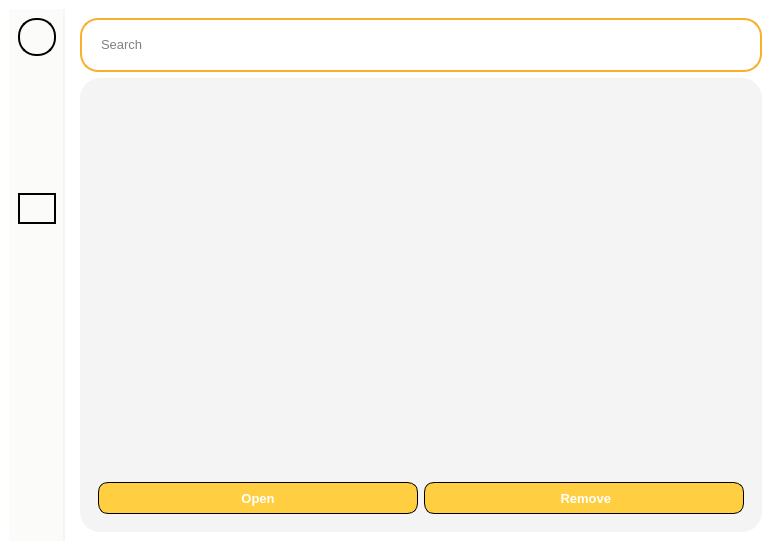
This is SPCK/GUI/Search.ui in MaiNgocChau9/Python-App-A- as Qt 5 draws it before an edit. The edited form follows.
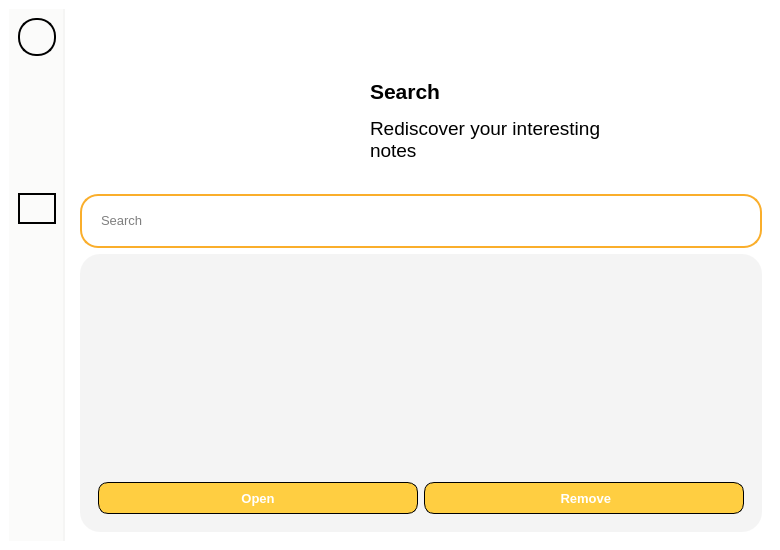
This is the edited form. Icons and pictures are not drawn.

Patch:
```diff
--- a/SPCK/GUI/Search.ui
+++ b/SPCK/GUI/Search.ui
@@ -318,6 +318,89 @@
        <string notr="true"/>
       </property>
       <layout class="QVBoxLayout" name="verticalLayout">
+       <item>
+        <widget class="QWidget" name="widget_6" native="true">
+         <property name="styleSheet">
+          <string notr="true">margin-top: 20px;
+min-height: 150px;
+max-height: 150px;</string>
+         </property>
+         <layout class="QHBoxLayout" name="horizontalLayout_4">
+          <item>
+           <spacer name="horizontalSpacer">
+            <property name="orientation">
+             <enum>Qt::Horizontal</enum>
+            </property>
+            <property name="sizeHint" stdset="0">
+             <size>
+              <width>40</width>
+              <height>20</height>
+             </size>
+            </property>
+           </spacer>
+          </item>
+          <item>
+           <widget class="QLabel" name="label_10">
+            <property name="styleSheet">
+             <string notr="true">max-width: 140px;
+min-width: 140px;
+max-height: 120px;
+min-height: 120px;</string>
+            </property>
+            <property name="text">
+             <string/>
+            </property>
+            <property name="pixmap">
+             <pixmap>../Image/search.png</pixmap>
+            </property>
+            <property name="scaledContents">
+             <bool>true</bool>
+            </property>
+           </widget>
+          </item>
+          <item>
+           <widget class="QWidget" name="widget_7" native="true">
+            <property name="styleSheet">
+             <string notr="true">max-height: 120px;
+min-height: 120px;</string>
+            </property>
+            <layout class="QVBoxLayout" name="verticalLayout_3">
+             <item>
+              <widget class="QTextBrowser" name="textBrowser">
+               <property name="styleSheet">
+                <string notr="true">min-width: 250px;</string>
+               </property>
+               <property name="html">
+                <string>&lt;!DOCTYPE HTML PUBLIC &quot;-//W3C//DTD HTML 4.0//EN&quot; &quot;http://www.w3.org/TR/REC-html40/strict.dtd&quot;&gt;
+&lt;html&gt;&lt;head&gt;&lt;meta name=&quot;qrichtext&quot; content=&quot;1&quot; /&gt;&lt;style type=&quot;text/css&quot;&gt;
+p, li { white-space: pre-wrap; }
+&lt;/style&gt;&lt;/head&gt;&lt;body style=&quot; font-family:'MS Shell Dlg 2'; font-size:8.25pt; font-weight:400; font-style:normal;&quot;&gt;
+&lt;p style=&quot;-qt-paragraph-type:empty; margin-top:0px; margin-bottom:0px; margin-left:0px; margin-right:0px; -qt-block-indent:0; text-indent:0px; font-family:'Segoe UI ';&quot;&gt;&lt;br /&gt;&lt;/p&gt;
+&lt;p style=&quot; margin-top:0px; margin-bottom:0px; margin-left:0px; margin-right:0px; -qt-block-indent:0; text-indent:0px;&quot;&gt;&lt;span style=&quot; font-family:'Segoe UI '; font-size:16pt; font-weight:600;&quot;&gt;Search&lt;/span&gt;&lt;/p&gt;
+&lt;p style=&quot;-qt-paragraph-type:empty; margin-top:0px; margin-bottom:0px; margin-left:0px; margin-right:0px; -qt-block-indent:0; text-indent:0px; font-family:'Segoe UI '; font-size:8pt; font-weight:600;&quot;&gt;&lt;br /&gt;&lt;/p&gt;
+&lt;p style=&quot; margin-top:0px; margin-bottom:0px; margin-left:0px; margin-right:0px; -qt-block-indent:0; text-indent:0px;&quot;&gt;&lt;span style=&quot; font-family:'Segoe UI '; font-size:14pt;&quot;&gt;Rediscover your interesting notes&lt;/span&gt;&lt;/p&gt;&lt;/body&gt;&lt;/html&gt;</string>
+               </property>
+              </widget>
+             </item>
+            </layout>
+           </widget>
+          </item>
+          <item>
+           <spacer name="horizontalSpacer_2">
+            <property name="orientation">
+             <enum>Qt::Horizontal</enum>
+            </property>
+            <property name="sizeHint" stdset="0">
+             <size>
+              <width>40</width>
+              <height>20</height>
+             </size>
+            </property>
+           </spacer>
+          </item>
+         </layout>
+        </widget>
+       </item>
        <item>
         <widget class="QWidget" name="widget_5" native="true">
          <property name="styleSheet">
```
Left out of the diff: 4 changed lines with no effect on the pictures.
